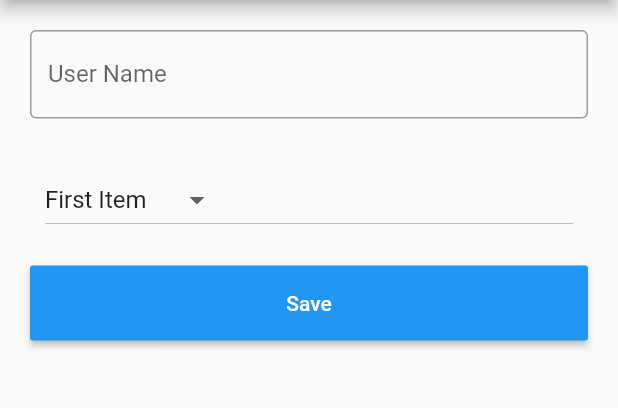
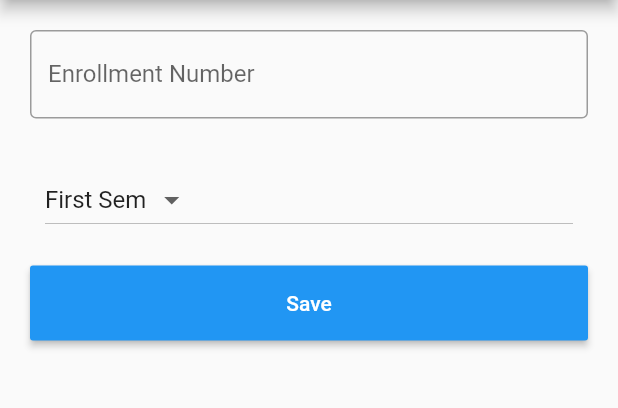
Before and after one commit to adityaxpique/fluttersolvecase, a Flutter app: the screen it shows after launch, on a phone screen of 412 x 824 dp, the part 84-492 px from its top. Run offline on Flutter 3.47's test engine with Material 2 defaults, Android fonts, the phone set to English and light mode, and no system bars.

Commit message:
flutter solvecase

```diff
--- a/lib/firstscreen.dart
+++ b/lib/firstscreen.dart
@@ -28,7 +28,7 @@ class _State extends State<LoginPage> {
                     controller: nameController,
                     decoration: InputDecoration(
                       border: OutlineInputBorder(),
-                      labelText: 'User Name',
+                      labelText: 'Enrollment Number',
                     ),
                   ),
                 ),
@@ -38,11 +38,11 @@ class _State extends State<LoginPage> {
                     value: _value,
                       items: [
                         DropdownMenuItem(
-                          child: Text("First Item"),
+                          child: Text("First Sem"),
                           value: 1,
                         ),
                         DropdownMenuItem(
-                          child: Text("Second Item"),
+                          child: Text("Third Sem"),
                           value: 2,
                         ),
                             ],
--- a/pubspec.yaml
+++ b/pubspec.yaml
@@ -23,6 +23,7 @@ environment:
 dependencies:
   flutter:
     sdk: flutter
+  shared_preferences: ^0.5.6+2
 
 
   # The following adds the Cupertino Icons font to your application.
```
Also changed, not shown: pubspec.lock.
